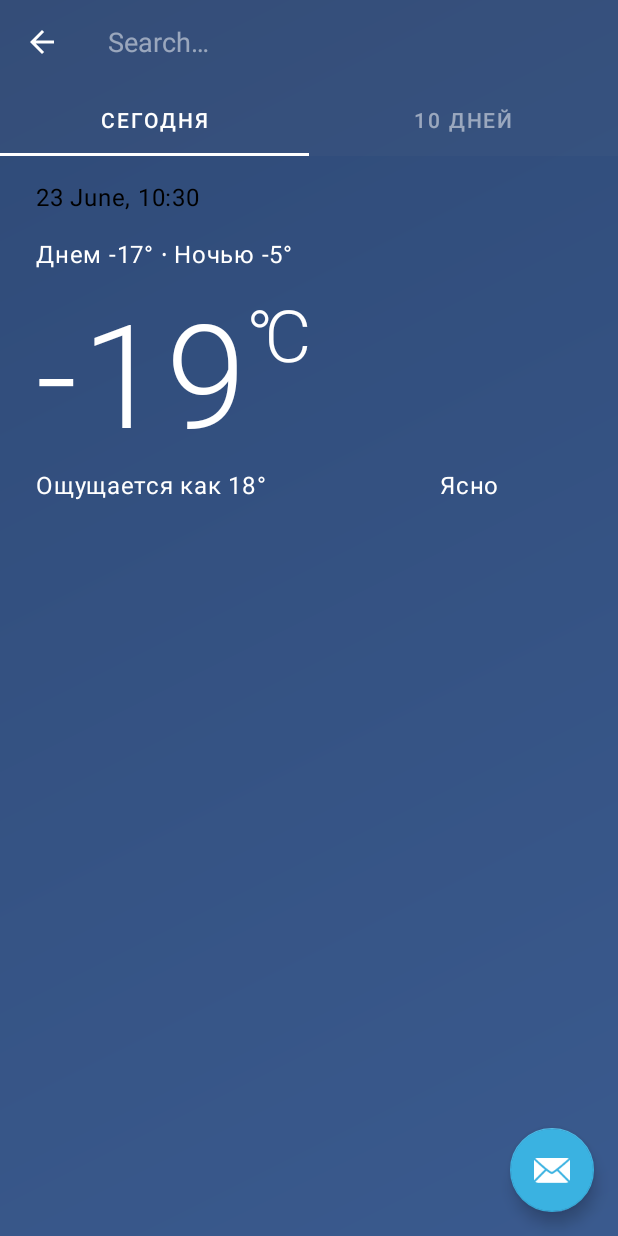
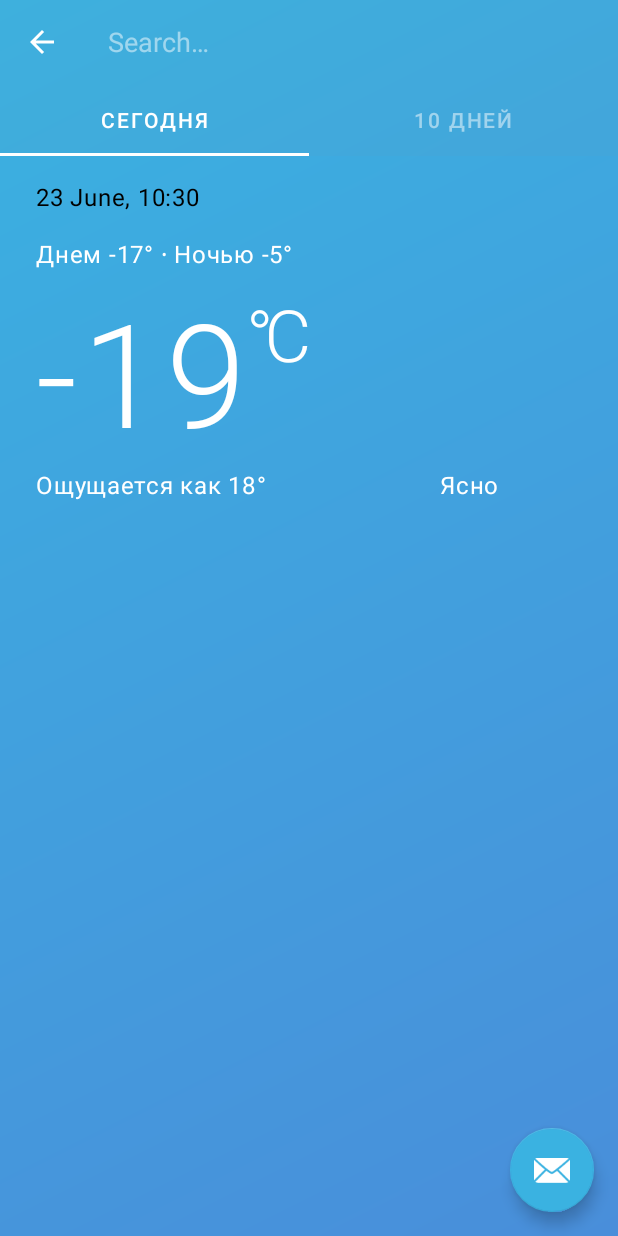
Before and after one commit to DronPascal/GB-Android-Kotlin, an Android app: the screen it shows after launch (HomeActivity), after a tap on "Поиск мест", on a phone screen of 412 x 824 dp. Run offline under Robolectric (Android 15) with nearby library versions, the phone set to English and light mode, and no system bars; libraries missing offline, so code that uses them is left out: coil.decode; pictures from the network do not load; 2 statements that could not run were skipped.

Commit message:
Tiny fixes
- colors
- loading layout on 10days fragment
- reformatting

```diff
--- a/WeatherApp/app/src/main/java/com/pascal/weatherapp/ui/contacts/ContactsActivity.kt
+++ b/WeatherApp/app/src/main/java/com/pascal/weatherapp/ui/contacts/ContactsActivity.kt
@@ -14,12 +14,10 @@ import android.view.MenuItem
 import androidx.appcompat.app.AlertDialog
 import androidx.appcompat.app.AppCompatActivity
 import androidx.core.content.ContextCompat
-import androidx.lifecycle.ViewModelProvider
 import androidx.recyclerview.widget.LinearLayoutManager
 import com.pascal.weatherapp.R
 import com.pascal.weatherapp.data.model.Contact
 import com.pascal.weatherapp.databinding.ContactsActivityBinding
-import com.pascal.weatherapp.ui.MainViewModel
 
 
 class ContactsActivity : AppCompatActivity() {
--- a/WeatherApp/app/src/main/java/com/pascal/weatherapp/ui/home/SearchSuggestionProvider.kt
+++ b/WeatherApp/app/src/main/java/com/pascal/weatherapp/ui/home/SearchSuggestionProvider.kt
@@ -2,7 +2,7 @@ package com.pascal.weatherapp.ui.home
 
 import android.content.SearchRecentSuggestionsProvider
 
-class SearchSuggestionProvider: SearchRecentSuggestionsProvider() {
+class SearchSuggestionProvider : SearchRecentSuggestionsProvider() {
     init {
         setupSuggestions(AUTHORITY, MODE)
     }
--- a/WeatherApp/app/src/main/res/drawable/bg_gradient.xml
+++ b/WeatherApp/app/src/main/res/drawable/bg_gradient.xml
@@ -3,6 +3,6 @@
     <gradient
         android:type="linear"
         android:angle="135"
-        android:startColor="@color/chambray"
-        android:endColor="@color/san_juan" />
+        android:startColor="@color/light_blue_havelock"
+        android:endColor="@color/light_blue_picton" />
 </shape>
--- a/WeatherApp/app/src/main/res/values/themes.xml
+++ b/WeatherApp/app/src/main/res/values/themes.xml
@@ -10,7 +10,7 @@
         <item name="colorSecondaryVariant">@color/light_blue_havelock</item>
         <item name="colorOnSecondary">@color/white</item>
         <!-- Status bar color. -->
-        <item name="android:statusBarColor" tools:targetApi="l">@color/san_juan</item>
+        <item name="android:statusBarColor" tools:targetApi="l">@color/light_blue_picton</item>
         <!-- Customize your theme here. -->
     </style>
 
```
Also changed, not shown: WeatherApp/app/src/main/java/com/pascal/weatherapp/ui/home/fragments/TenDaysFragment.kt (+4 -7 lines).
